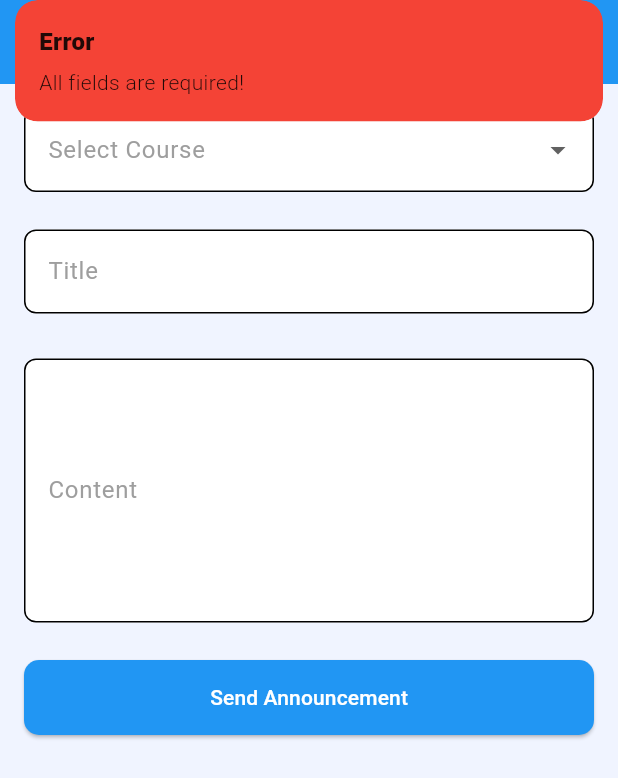
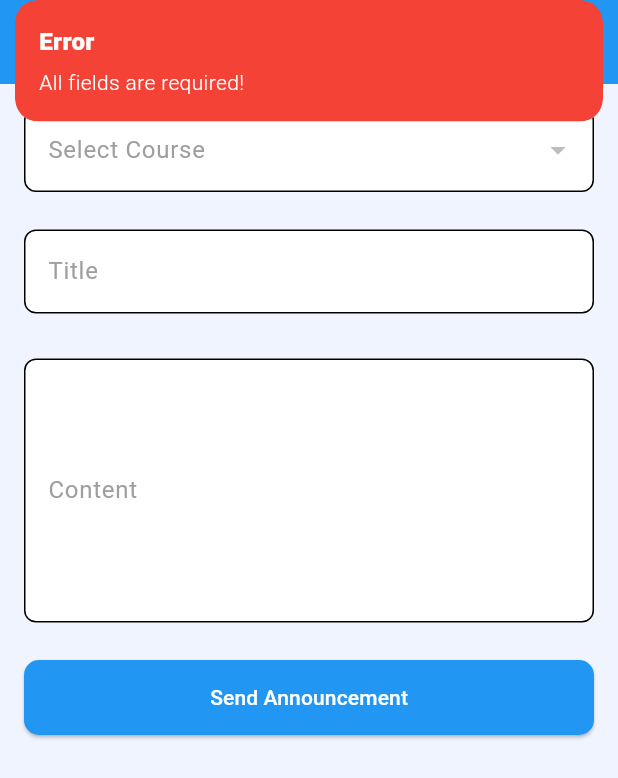
Before and after one commit to Nashon-Nsemwa/QrAttend, a Flutter app: the Announcement screen opened by its route, after a tap on "Send Announcement", on a phone screen of 412 x 824 dp. Shown: the top 778 px of the screen. Run offline on Flutter 3.47's test engine with Material 3 defaults, Android fonts, the phone set to English and light mode, and no system bars; our stand-ins replace cloud_firestore, cloud_functions, device_info_plus, dropdown_search, firebase_auth, firebase_core and 11 more; missing offline and left inert: about, image_gallery_saver_plus, mobile_scanner; accounts and stored records are empty.

Commit message:
implement announcement lecturer

```diff
--- a/lib/controllers/Lecture/AnnouncementController.dart
+++ b/lib/controllers/Lecture/AnnouncementController.dart
@@ -1,6 +1,8 @@
 import 'package:flutter/material.dart';
-
 import 'package:get/get.dart';
+import 'package:cloud_firestore/cloud_firestore.dart';
+import 'package:firebase_auth/firebase_auth.dart';
+import 'package:cloud_functions/cloud_functions.dart';
 import 'package:qrattend/models/annoncementmodel.dart';
 
 class AnnouncementController extends GetxController {
@@ -9,75 +11,113 @@ class AnnouncementController extends GetxController {
   var content = ''.obs;
   var isSending = false.obs;
   var announcements = <Announcement>[].obs;
-  var courses = <String>[].obs; // Courses list will be fetched from API
+  var courses = <String>[].obs;
   var isLoadingCourses = false.obs;
 
-  // Controller for TextFields
   TextEditingController titleController = TextEditingController();
   TextEditingController contentController = TextEditingController();
 
   @override
   void onInit() {
     super.onInit();
-    fetchModules(); // Fetch modules when controller is initialized
+    fetchCourses();
   }
 
-  // Simulate fetching modules from API
-  void fetchModules() async {
+  Future<void> fetchCourses() async {
     try {
       isLoadingCourses.value = true;
 
-      await Future.delayed(Duration(seconds: 2)); // Simulating network delay
+      final uid = FirebaseAuth.instance.currentUser?.uid;
+      if (uid == null) throw Exception("User not logged in.");
 
-      // Mock API response (replace with actual API call later)
-      courses.value = ["Computer Science", "Mathematics", "Physics"];
+      final doc =
+          await FirebaseFirestore.instance
+              .collection('lectures')
+              .doc(uid)
+              .get();
+
+      if (doc.exists && doc.data()?['details'] != null) {
+        final details = doc['details'];
+        if (details['courses'] != null && details['courses'] is List) {
+          List<dynamic> rawCourses = details['courses'];
+          courses.value = rawCourses.map((e) => e.toString()).toList();
+        } else {
+          Get.snackbar("No Courses", "No courses found in your details.");
+        }
+      } else {
+        Get.snackbar("Error", "Lecture details not found.");
+      }
     } catch (e) {
-      Get.snackbar("Error", "Failed to fetch modules!");
+      Get.snackbar(
+        "Error",
+        "Failed to load courses: $e",
+        backgroundColor: Colors.red,
+        colorText: Colors.white,
+      );
     } finally {
       isLoadingCourses.value = false;
     }
   }
 
-  // Function to send announcement
-  void sendAnnouncement() {
+  Future<void> sendAnnouncement() async {
     if (selectedCourse.value == null ||
-        title.value.isEmpty ||
-        content.value.isEmpty) {
+        titleController.text.trim().isEmpty ||
+        contentController.text.trim().isEmpty) {
       Get.snackbar(
         "Error",
         "All fields are required!",
         backgroundColor: Colors.red,
+        colorText: Colors.white,
       );
       return;
     }
 
     isSending.value = true;
 
-    // Simulate API request
-    Future.delayed(Duration(seconds: 2), () {
-      isSending.value = false;
+    try {
+      String courseYear = selectedCourse.value!.trim();
+      final uid = FirebaseAuth.instance.currentUser?.uid;
+      if (uid == null) throw Exception("User not logged in.");
 
-      // Create announcement object
-      var newAnnouncement = Announcement(
-        course: selectedCourse.value!,
-        title: title.value,
-        content: content.value,
-        createdAt: DateTime.now(),
+      final HttpsCallable callable = FirebaseFunctions.instance.httpsCallable(
+        'sendLectureAnnouncement',
       );
 
-      // Save announcement
-      announcements.add(newAnnouncement);
+      final result = await callable.call({
+        "title": titleController.text.trim(),
+        "body": contentController.text.trim(),
+        "courseYear": courseYear,
+      });
+
+      // Save announcement in Firestore under sentMessages -> lectureMessages subcollection
+      await FirebaseFirestore.instance.collection('lectureMessages').add({
+        'id': uid,
+        "course": courseYear,
+        "title": titleController.text.trim(),
+        "content": contentController.text.trim(),
+        "timestamp": FieldValue.serverTimestamp(),
+      });
 
       Get.snackbar(
         "Success",
-        "Announcement sent successfully!",
+        result.data['message'] ?? "Announcement sent!",
         backgroundColor: Colors.green,
+        colorText: Colors.white,
       );
+
       clearFields();
-    });
+    } catch (e) {
+      Get.snackbar(
+        "Error",
+        "Failed to send announcement: $e",
+        backgroundColor: Colors.red,
+        colorText: Colors.white,
+      );
+    } finally {
+      isSending.value = false;
+    }
   }
 
-  // Clear input fields
   void clearFields() {
     selectedCourse.value = null;
     titleController.clear();
--- a/lib/main.dart
+++ b/lib/main.dart
@@ -13,6 +13,7 @@ import 'package:qrattend/config/theme.dart';
 import 'package:qrattend/controllers/Shared/UserSessionController.dart';
 import 'package:qrattend/controllers/Shared/ThemeController.dart'; //
 import 'package:qrattend/firebase_options.dart';
+import 'package:qrattend/views/lecturers/announcementHistory.dart';
 import 'package:qrattend/views/shared/PrivacyPolicy.dart';
 import 'package:qrattend/views/shared/TermsConidtion.dart';
 
@@ -157,6 +158,10 @@ class MyApp extends StatelessWidget {
           GetPage(name: '/GenerateQr', page: () => GenerateQr()),
           GetPage(name: '/Announcement', page: () => Announcement()),
           GetPage(
+            name: '/AnnouncementHistory',
+            page: () => Announcementhistory(),
+          ),
+          GetPage(
             name: '/StudentList',
             page: () => StudentList(),
             binding: LectureStudentListBinding(),
--- a/lib/models/annoncementmodel.dart
+++ b/lib/models/annoncementmodel.dart
@@ -1,10 +1,12 @@
 class Announcement {
+  final String id;
   final String course;
   final String title;
   final String content;
   final DateTime createdAt;
 
   Announcement({
+    required this.id,
     required this.course,
     required this.title,
     required this.content,
@@ -24,6 +26,7 @@ class Announcement {
   // Create an Announcement object from a Map (from API or local storage)
   factory Announcement.fromMap(Map<String, dynamic> map) {
     return Announcement(
+      id: map['id'],
       course: map['course'],
       title: map['title'],
       content: map['content'],
--- a/lib/views/lecturers/Announcement.dart
+++ b/lib/views/lecturers/Announcement.dart
@@ -17,6 +17,12 @@ class Announcement extends StatelessWidget {
           style: TextStyle(fontWeight: FontWeight.bold),
         ),
         backgroundColor: theme.onSecondaryFixed,
+        actions: [
+          IconButton(
+            onPressed: () => Get.toNamed('/AnnouncementHistory'),
+            icon: Icon(Icons.history),
+          ),
+        ],
       ),
       body: SingleChildScrollView(
         padding: EdgeInsets.all(16),
@@ -26,8 +32,20 @@ class Announcement extends StatelessWidget {
             // Course Selection Dropdown
             Obx(() {
               if (controller.isLoadingCourses.value) {
-                return Center(
-                  child: CircularProgressIndicator(color: Colors.blue),
+                return TextFormField(
+                  decoration: InputDecoration(
+                    filled: true,
+                    fillColor: theme.onSecondary,
+                    labelText: "Loading....",
+                    labelStyle: TextStyle(color: Colors.grey),
+                    border: OutlineInputBorder(
+                      borderRadius: BorderRadius.circular(8),
+                    ),
+                    focusedBorder: OutlineInputBorder(
+                      borderRadius: BorderRadius.circular(8),
+                      borderSide: BorderSide(color: Colors.blue),
+                    ),
+                  ),
                 );
               }
               return DropdownButtonFormField<String>(
--- a/lib/views/lecturers/Dashboard.dart
+++ b/lib/views/lecturers/Dashboard.dart
@@ -1,7 +1,7 @@
 import 'package:flutter/material.dart';
 import 'package:flutter_svg/flutter_svg.dart';
 import 'package:get/get.dart';
-import 'package:qrattend/views/lecturers/DashboardController.dart';
+import 'package:qrattend/controllers/Lecture/DashboardController.dart';
 
 class LectureDashboard extends StatelessWidget {
   const LectureDashboard({super.key});
--- a/pubspec.yaml
+++ b/pubspec.yaml
@@ -55,6 +55,7 @@ dependencies:
   firebase_auth: ^5.6.2
   firebase_messaging: ^15.2.10
   flutter_local_notifications: ^19.3.1
+  cloud_functions: ^5.6.2
 
 
 
```
Also changed, not shown: lib/controllers/Lecture/AnnounceHistoryController.dart (added, +61 -0 lines), lib/models/annouHistory.dart (added, +27 -0 lines), lib/views/lecturers/announcementHistory.dart (added, +58 -0 lines), lib/controllers/Lecture/DashboardController.dart (renamed from lib/views/lecturers/DashboardController.dart), pubspec.lock.
